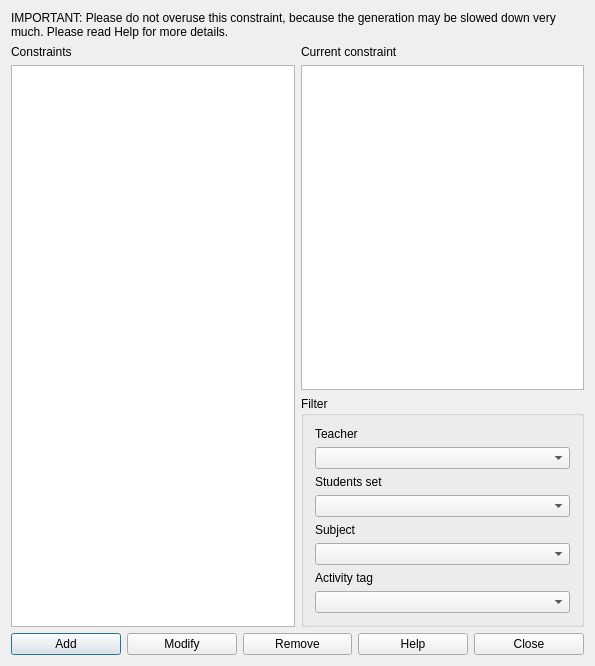
vonmecheln/fet, file fet/src/interface/constraintmaxtotalactivitiesfromsetinselectedtimeslotsform_template.ui: the form before one commit.
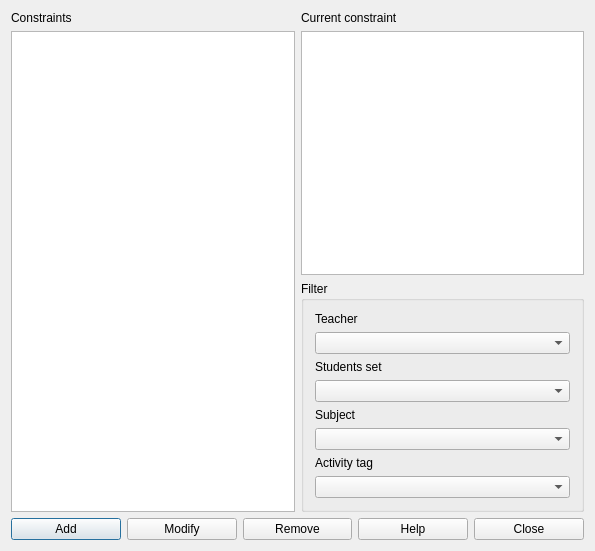
The form after the commit.

Patch:
```diff
--- a/fet/src/interface/constraintmaxtotalactivitiesfromsetinselectedtimeslotsform_template.ui
+++ b/fet/src/interface/constraintmaxtotalactivitiesfromsetinselectedtimeslotsform_template.ui
@@ -7,30 +7,14 @@
     <x>0</x>
     <y>0</y>
     <width>595</width>
-    <height>666</height>
+    <height>551</height>
    </rect>
   </property>
   <property name="windowTitle">
    <string extracomment="This is the title of the dialog to see the list of all constraints of this type">Constraints max total activities from set in selected time slots</string>
   </property>
   <layout class="QGridLayout" name="gridLayout_2">
-   <item row="0" column="0" colspan="2">
-    <widget class="QLabel" name="instructionsLabel">
-     <property name="sizePolicy">
-      <sizepolicy hsizetype="Minimum" vsizetype="Minimum">
-       <horstretch>0</horstretch>
-       <verstretch>0</verstretch>
-      </sizepolicy>
-     </property>
-     <property name="text">
-      <string>IMPORTANT: Please do not overuse this constraint, because the generation may be slowed down very much. Please read Help for more details.</string>
-     </property>
-     <property name="wordWrap">
-      <bool>true</bool>
-     </property>
-    </widget>
-   </item>
-   <item row="1" column="0" rowspan="2">
+   <item row="0" column="0" rowspan="2">
     <layout class="QVBoxLayout" name="verticalLayout_2">
      <item>
       <widget class="QLabel" name="constraintsTextLabel">
@@ -53,7 +37,7 @@
      </item>
     </layout>
    </item>
-   <item row="1" column="1">
+   <item row="0" column="1">
     <layout class="QVBoxLayout" name="verticalLayout">
      <item>
       <widget class="QLabel" name="currentConstraintTextLabel">
@@ -70,7 +54,7 @@
      </item>
     </layout>
    </item>
-   <item row="2" column="1">
+   <item row="1" column="1">
     <widget class="QGroupBox" name="filterGroupBox">
      <property name="title">
       <string>Filter</string>
@@ -131,7 +115,7 @@
      </layout>
     </widget>
    </item>
-   <item row="3" column="0" colspan="2">
+   <item row="2" column="0" colspan="2">
     <layout class="QHBoxLayout" name="horizontalLayout">
      <item>
       <widget class="QPushButton" name="addConstraintPushButton">
```
